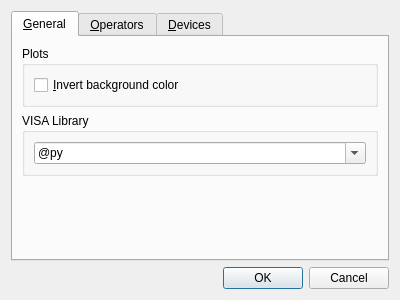
First picture: the form in comet/widgets/preferencesdialog.ui, repository hephy-dd/comet, before the edit.
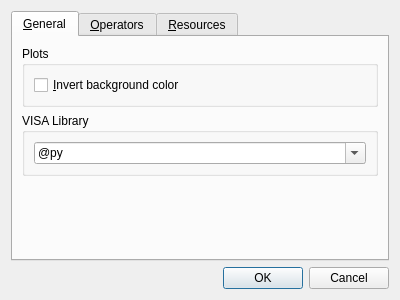
Second picture: the form after the edit.

```diff
--- a/comet/widgets/preferencesdialog.ui
+++ b/comet/widgets/preferencesdialog.ui
@@ -165,7 +165,7 @@
      </widget>
      <widget class="QWidget" name="devicesTab">
       <attribute name="title">
-       <string>&amp;Devices</string>
+       <string>&amp;Resources</string>
       </attribute>
       <layout class="QGridLayout" name="gridLayout_3">
        <item row="0" column="0" rowspan="2">
```
Left out of the diff: 6 changed lines with no effect on the pictures.
